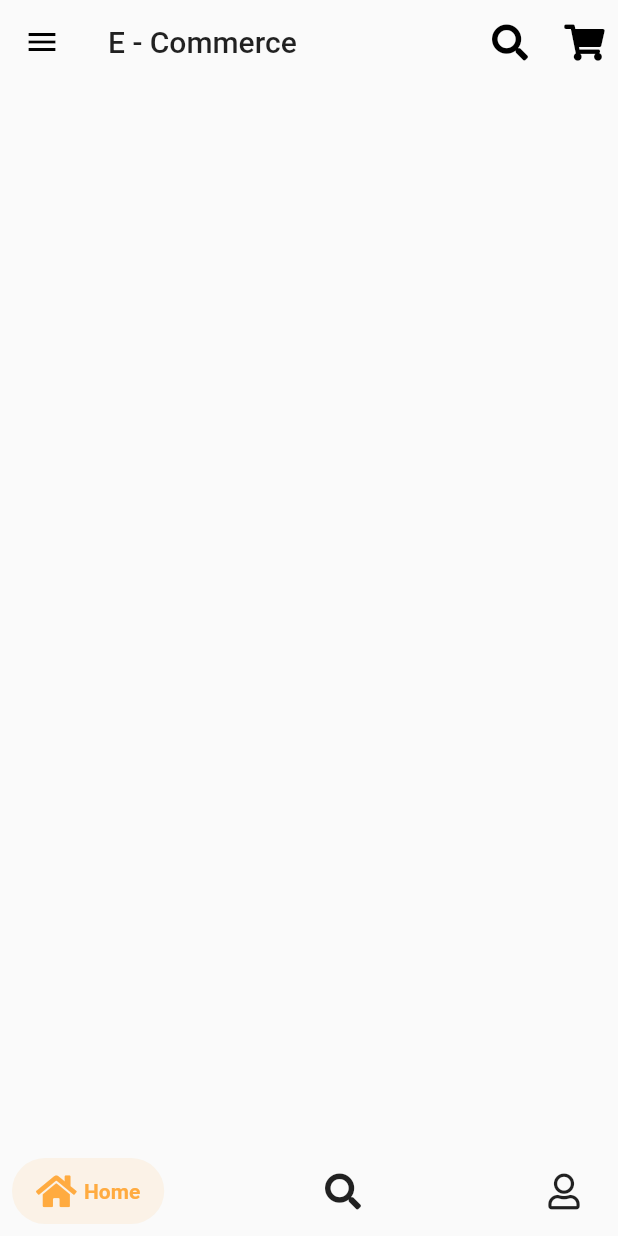
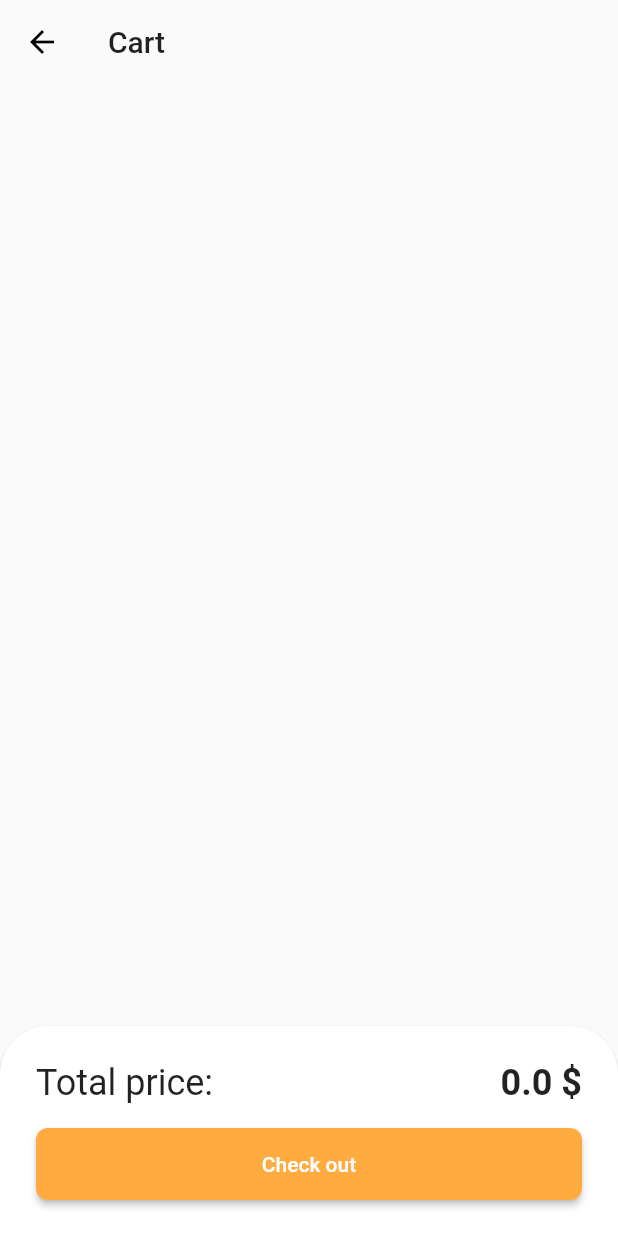
Before and after one commit to Mohamed50/Flutter-Firestore-E-Commeerce, a Flutter app: the screen it shows once a user with an empty profile is signed in, after a tap on an icon or button, on a phone screen of 412 x 824 dp. Run offline on Flutter 3.47's test engine with Material 2 defaults, Android fonts, the phone set to English and light mode, and no system bars; drawn by our look-alikes of salomon_bottom_bar; our stand-ins replace cloud_firestore, firebase_auth, firebase_core, font_awesome_flutter, get, google_sign_in and 1 more; missing offline and left inert: flutter_login_facebook; accounts and stored records are empty; network calls fail.

Commit message:
cart management

```diff
--- a/lib/app.dart
+++ b/lib/app.dart
@@ -3,12 +3,14 @@ import 'package:get/get.dart';
 import 'package:getx_example/config/const.dart';
 import 'package:getx_example/utils/binding.dart';
 import 'package:getx_example/view/auth/auth-handler.dart';
+import 'view-model/cart-view-model.dart';
 
 class MyApp extends StatelessWidget {
   const MyApp({Key? key}) : super(key: key);
 
   @override
   Widget build(BuildContext context) {
+    Get.put(CartViewModel());
     return GetMaterialApp(
       initialBinding: Binding(),
       home: AuthHandler(),
--- /dev/null
+++ b/lib/config/queries.dart
@@ -0,0 +1,22 @@
+const String CART_TABLE_NAME = "Cart";
+const String CART_FIELD_ID = "id";
+const String CART_FIELD_PRODUCT_ID = "product_id";
+const String CART_FIELD_NAME = "name";
+const String CART_FIELD_IMAGE = "image";
+const String CART_FIELD_PRICE = "price";
+const String CART_FIELD_QUANTITY = "quantity";
+const String CART_FIELD_SIZE = "size";
+const String CART_FIELD_COLOR = "color";
+
+const String CREATE_CART_TABLE_QUERY = '''
+ CREATE TABLE $CART_TABLE_NAME(
+ $CART_FIELD_ID INTEGER PRIMARY KEY AUTOINCREMENT,
+ $CART_FIELD_PRODUCT_ID TEXT NOT NULL,
+ $CART_FIELD_NAME TEXT NOT NULL,
+ $CART_FIELD_IMAGE TEXT NOT NULL,
+ $CART_FIELD_PRICE DOUBLE NOT NULL,
+ $CART_FIELD_QUANTITY INTEGER NOT NULL,
+ $CART_FIELD_SIZE TEXT NOT NULL,
+ $CART_FIELD_COLOR TEXT NOT NULL
+ );
+ ''';
--- /dev/null
+++ b/lib/data/controller/db-helper.dart
@@ -0,0 +1,51 @@
+import 'package:getx_example/config/queries.dart';
+import 'package:getx_example/data/model/cart-product.dart';
+import 'package:path/path.dart';
+import 'package:sqflite/sqflite.dart';
+
+class DBHelper {
+  DBHelper._();
+
+  static final dbHelper = DBHelper._();
+
+  static Database? _database;
+
+  Future<Database?> get database async {
+    if (_database == null) _database = await initDB();
+    return _database;
+  }
+
+  Future initDB() async {
+    String path = join(await getDatabasesPath(), 'eCommerce.db');
+    return await openDatabase(
+      path,
+      version: 1,
+      onCreate: (db, version) async {
+        await db.execute(CREATE_CART_TABLE_QUERY);
+      },
+    );
+  }
+
+  insertProduct(CartProductModel cartProductModel) async {
+    var db = await database;
+    await db!.insert(CART_TABLE_NAME, cartProductModel.toMap());
+  }
+
+  Future<List<Map<String, Object?>>> fetchAllProducts() async {
+    var db = await database;
+    return await db!.query(CART_TABLE_NAME);
+  }
+
+
+  updateProduct(CartProductModel cartProductModel) async {
+    var db = await database;
+    await db!.update(CART_TABLE_NAME, cartProductModel.toMap(), where: '$CART_FIELD_ID = ?', whereArgs: [cartProductModel.id]);
+  }
+
+  deleteProduct(int id) async {
+    var db = await database;
+    await db!.delete(CART_TABLE_NAME, where: '$CART_FIELD_ID = ?', whereArgs: [id]);
+  }
+
+
+}
--- /dev/null
+++ b/lib/data/model/cart-product.dart
@@ -0,0 +1,37 @@
+import 'package:flutter/material.dart';
+import 'package:getx_example/utils/color-extension.dart';
+
+class CartProductModel{
+
+  int? id;
+  String? productId, name, imageUrl, size;
+  double price = 0.0;
+  int quantity = 1;
+  Color? color;
+
+  CartProductModel(this.id, this.name, this.imageUrl);
+
+  CartProductModel.fromMap(Map json){
+    id = json["id"];
+    productId = json["product_id"];
+    name = json["name"];
+    imageUrl = json["imageUrl"] ?? json["image"];
+    color = HexColor.fromHex(json["color"]);
+    size = json["size"];
+    price = json["price"]!;
+    quantity = json["quantity"] ?? 1;
+  }
+
+  Map<String, dynamic> toMap(){
+    return {
+      "id": id,
+      "product_id": productId,
+      "name": name,
+      "image": imageUrl,
+      "color": HexColor(color!).toHex(),
+      "size": size,
+      "price": price,
+      "quantity": quantity,
+    };
+  }
+}
--- a/lib/data/model/product.dart
+++ b/lib/data/model/product.dart
@@ -3,25 +3,34 @@ import 'package:getx_example/utils/color-extension.dart';
 
 class ProductModel{
 
-  String? name, details, description, imageUrl;
+  String? id, name, details, description, imageUrl;
   List<String> sizes = [];
+  double? price;
   Color? color;
   bool? isLiked;
 
-  ProductModel(this.name, this.details, this.description, this.imageUrl, this.sizes, this.isLiked);
+  ProductModel(this.id, this.name, this.details, this.description, this.imageUrl, this.sizes, this.isLiked, this.price);
 
   ProductModel.fromMap(Map json){
+    id = json["id"];
     name = json["name"];
     details = json["details"];
     description = json["description"];
     imageUrl = json["imageUrl"];
+    price = double.parse(json["price"].toString());
     color = HexColor.fromHex(json["color"]);
     sizes = List<String>.from(json["sizes"].map((x) => x));
   }
 
   Map<String, dynamic> toMap(){
     return {
-
+      "name": name,
+      "details": details,
+      "description": description,
+      "imageUrl": imageUrl,
+      "sizes": sizes,
+      "price": price,
+      "color": HexColor(color!).toHex(),
     };
   }
 }
--- /dev/null
+++ b/lib/view-model/cart-view-model.dart
@@ -0,0 +1,75 @@
+import 'package:get/get.dart';
+import 'package:getx_example/data/controller/db-helper.dart';
+import 'package:getx_example/data/model/cart-product.dart';
+
+class CartViewModel extends GetxController{
+
+  DBHelper _dbHelper = DBHelper.dbHelper;
+
+  List<CartProductModel> _cart = <CartProductModel>[];
+  List<CartProductModel> get cart => _cart;
+
+  RxDouble _totalPrice = 0.0.obs;
+  double get totalPrice => _totalPrice.value;
+
+  CartViewModel(){
+    fetchAllProducts();
+  }
+
+  Future fetchAllProducts() async {
+    var result = await _dbHelper.fetchAllProducts();
+    _cart.addAll(result.map((element) => CartProductModel.fromMap(element)));
+    update();
+    calculatePrice();
+  }
+
+  updateProduct(CartProductModel productModel) async {
+    await _dbHelper.updateProduct(productModel);
+  }
+
+  deleteProduct(CartProductModel productModel) async {
+    await _dbHelper.deleteProduct(productModel.id!);
+  }
+
+
+  Future increaseQuantity(int index) async{
+    _cart[index].quantity++;
+    _totalPrice.value += _cart[index].price;
+    updateProduct(_cart[index]);
+    update();
+  }
+
+  Future decreaseQuantity(int index) async{
+    _cart[index].quantity--;
+    _totalPrice.value -= _cart[index].price;
+    if(_cart[index].quantity == 0)
+      removeProduct(index);
+    else
+      updateProduct(_cart[index]);
+    update();
+  }
+
+  void calculatePrice() {
+    _totalPrice.value = 0.0;
+    cart.forEach((element) => _totalPrice.value += element.price * element.quantity);
+    update();
+  }
+
+  addToCart(CartProductModel cartProductModel) async {
+    bool found = _cart.any((element) => cartProductModel.productId == element.productId);
+    if(found)
+      Get.snackbar(cartProductModel.name!, "product already exist in cart");
+    else {
+      _cart.add(cartProductModel);
+      await _dbHelper.insertProduct(cartProductModel);
+      Get.back();
+      Get.snackbar(cartProductModel.name!, "product added to cart");
+    }
+  }
+
+  removeProduct(int index) async {
+    await _dbHelper.deleteProduct(_cart[index].id!);
+    _cart.removeAt(index);
+  }
+
+}
--- a/lib/view-model/home-view-model.dart
+++ b/lib/view-model/home-view-model.dart
@@ -14,7 +14,7 @@ class HomeViewModel extends GetxController{
   fetchProducts(){
     ProductService().fetchProducts().then((docs){
       docs.forEach((element) {
-        _products.add(ProductModel.fromMap(element.data() as Map));
+        _products.add(ProductModel.fromMap((element.data() as Map)..putIfAbsent("id", () => element.id)));
       });
       update();
     });
--- /dev/null
+++ b/lib/view/cart.dart
@@ -0,0 +1,69 @@
+import 'package:flutter/material.dart';
+import 'package:get/get.dart';
+import 'package:getx_example/view-model/cart-view-model.dart';
+import 'package:getx_example/view/widgets/cart-item.dart';
+import 'package:getx_example/view/widgets/customs/custom-button.dart';
+import 'widgets/customs/custom-text.dart';
+
+class CartPage extends StatelessWidget {
+  const CartPage({Key? key}) : super(key: key);
+
+  @override
+  Widget build(BuildContext context) {
+    return Scaffold(
+      backgroundColor: Colors.grey.shade50,
+      appBar: AppBar(
+        elevation: 0,
+        backgroundColor: Colors.grey.shade50,
+        title: CustomText("Cart"),
+      ),
+      body: GetBuilder<CartViewModel>(
+          init: Get.find<CartViewModel>(),
+          builder: (controller) => Column(
+                children: [
+                  Expanded(
+                    child: ListView.separated(
+                      padding: EdgeInsets.all(24.0),
+                      itemCount: controller.cart.length,
+                      itemBuilder: (context, index) => CartItem(
+                        product: controller.cart[index],
+                        index: index,
+                      ),
+                      separatorBuilder: (context, index) => Divider(
+                        height: 32.0,
+                        thickness: 1,
+                      ),
+                    ),
+                  ),
+                  Card(
+                    color: Colors.white,
+                    margin: EdgeInsets.all(0.0),
+                    shape: RoundedRectangleBorder(
+                      borderRadius: BorderRadius.vertical(top: Radius.circular(32.0))
+                    ),
+                    child: Padding(
+                      padding: const EdgeInsets.all(24.0),
+                      child: Column(
+                        children: [
+                          Row(
+                            mainAxisAlignment: MainAxisAlignment.spaceBetween,
+                            children: [
+                              CustomText("Total price:", fontSize: 24.0,),
+                              CustomText("${controller.totalPrice} \$", fontSize: 24.0, fontWeight: FontWeight.w700,),
+                            ],
+                          ),
+                          SizedBox(height: 16.0),
+                          CustomButton(
+                            text: "Check out",
+                            padding: EdgeInsets.all(16.0),
+                            onPressed: () {},
+                          ),
+                        ],
+                      ),
+                    ),
+                  )
+                ],
+              )),
+    );
+  }
+}
--- a/lib/view/menu/home.dart
+++ b/lib/view/menu/home.dart
@@ -9,9 +9,8 @@ class HomePage extends GetWidget<HomeViewModel> {
   @override
   Widget build(BuildContext context) {
     return Scaffold(
-      body: GetBuilder<HomeViewModel>(
-        init: HomeViewModel(),
-        builder: (controller) => ListView.builder(
+      body: Obx(
+        () => ListView.builder(
           itemCount: controller.products.length,
           itemBuilder: (context, index) => ProductItem(
             product: controller.products[index],
--- a/lib/view/menu/menu.dart
+++ b/lib/view/menu/menu.dart
@@ -2,6 +2,7 @@ import 'package:flutter/material.dart';
 import 'package:font_awesome_flutter/font_awesome_flutter.dart';
 import 'package:get/get.dart';
 import 'package:getx_example/view-model/menu-view-model.dart';
+import 'package:getx_example/view/cart.dart';
 import 'package:getx_example/view/menu/home.dart';
 import 'package:getx_example/view/menu/profile.dart';
 import 'package:getx_example/view/menu/search.dart';
@@ -20,7 +21,9 @@ class MenuPage extends GetWidget<MenuViewModel> {
         title: CustomText("E - Commerce"),
         actions: [
           IconButton(onPressed: (){}, icon: Icon(FontAwesomeIcons.search)),
-          IconButton(onPressed: (){}, icon: Icon(FontAwesomeIcons.shoppingCart)),
+          IconButton(onPressed: (){
+            Get.to(CartPage());
+          }, icon: Icon(FontAwesomeIcons.shoppingCart)),
         ],
       ),
       drawer: Drawer(),
--- a/lib/view/widgets/customs/custom-text.dart
+++ b/lib/view/widgets/customs/custom-text.dart
@@ -4,11 +4,12 @@ class CustomText extends StatelessWidget {
   final String text;
   final Color? color;
   final double? fontSize;
+  final double? letterSpacing;
   final double? height;
   final FontWeight? fontWeight;
 
   const CustomText(this.text,
-      {Key? key, this.color, this.fontSize, this.fontWeight, this.height}) : super(key: key);
+      {Key? key, this.color, this.fontSize, this.fontWeight, this.height, this.letterSpacing}) : super(key: key);
 
   @override
   Widget build(BuildContext context) {
@@ -17,7 +18,8 @@ class CustomText extends StatelessWidget {
           fontSize: fontSize,
           color: color,
           fontWeight: fontWeight,
-        height: height
+        letterSpacing: letterSpacing,
+        height: height,
       ),
     );
   }
--- a/lib/view/widgets/menu/product-item.dart
+++ b/lib/view/widgets/menu/product-item.dart
@@ -15,7 +15,7 @@ class ProductItem extends StatelessWidget {
   @override
   Widget build(BuildContext context) {
     return InkWell(
-      onTap: !clickable ? null : ()=> Get.to(ProductDetailsPage(product: product)),
+      onTap: !clickable ? null : ()=> Get.to(() => ProductDetailsPage(product: product)),
       child: AspectRatio(
         aspectRatio: aspectRatio!,
         child: Container(
@@ -44,7 +44,7 @@ class ProductItem extends StatelessWidget {
                         fontWeight: FontWeight.w600,
                       ),
                       SizedBox(height: 8.0),
-                      CustomText(product.details!),
+                      CustomText("${product.price!} \$    ${product.details!}"),
                     ],
                   ),
                   IconButton(
--- a/pubspec.yaml
+++ b/pubspec.yaml
@@ -12,8 +12,6 @@ dependencies:
   flutter:
     sdk: flutter
 
-
-  cupertino_icons: ^1.0.2
   get: ^4.3.8
   font_awesome_flutter: ^9.1.0
   firebase_core: ^1.6.0
@@ -22,6 +20,8 @@ dependencies:
   flutter_login_facebook: ^1.1.0
   cloud_firestore: ^2.5.3
   salomon_bottom_bar: ^3.1.0
+  sqflite: ^2.0.0+4
+  path: ^1.8.0
 
 dev_dependencies:
   flutter_test:
```
Also changed, not shown: lib/view-model/auth-view-model.dart (+30 -23 lines), lib/view-model/product-view-model.dart (added, +42 -0 lines), lib/view/product-details.dart (+33 -10 lines), lib/view/widgets/cart-item.dart (added, +86 -0 lines), pubspec.lock.
